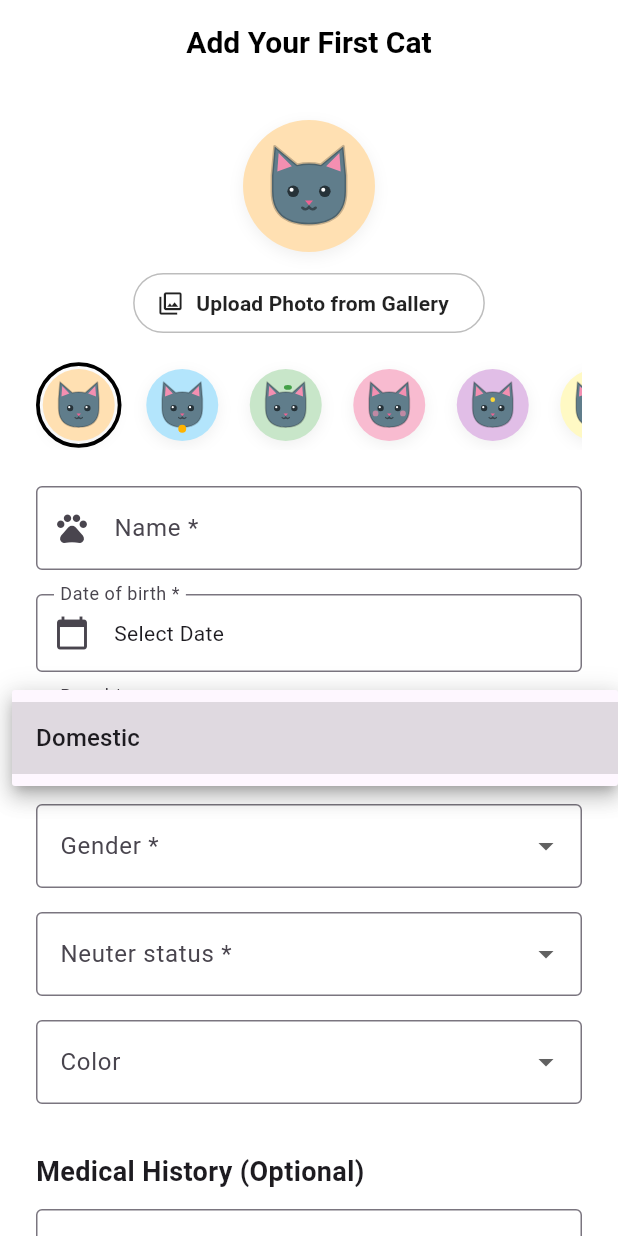
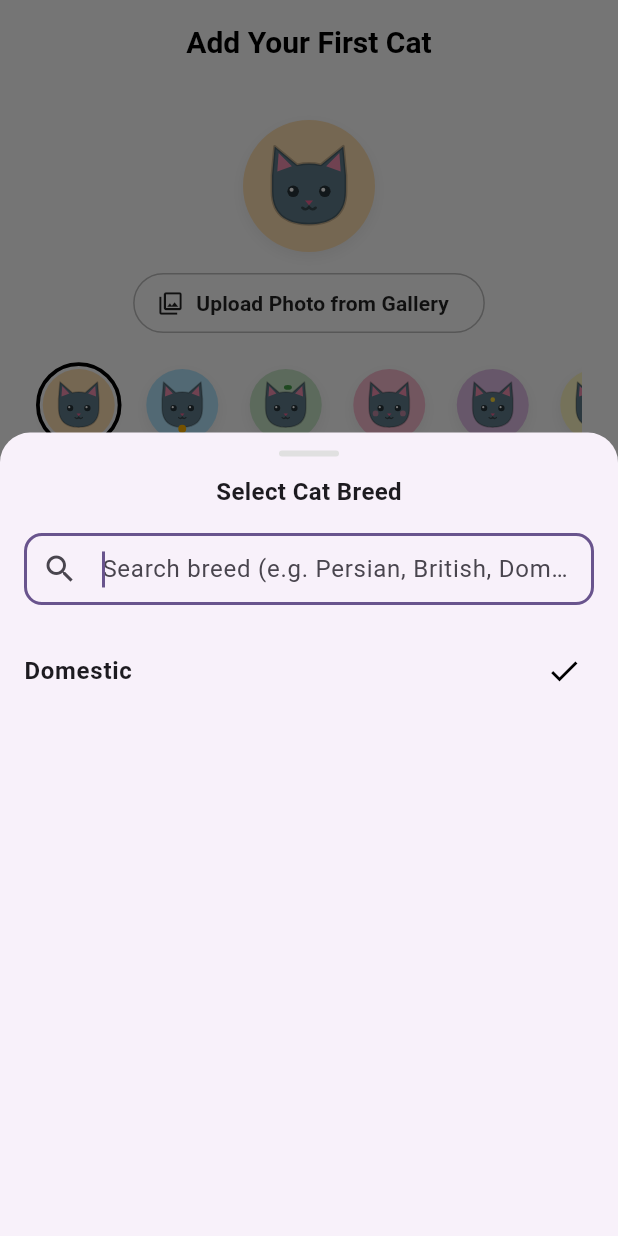
Before and after one commit to AliyahHaris183/kelompok-4-kelas-C-pemrograman_mobile, a Flutter app: the AddCatScreen screen opened by its route, after a tap on "Domestic", on a phone screen of 412 x 824 dp. Run offline on Flutter 3.47's test engine with Material 3 defaults, Android fonts, the phone set to English and light mode, and no system bars; our stand-ins replace cloud_firestore, firebase_auth, firebase_core, firebase_messaging, flutter_local_notifications, flutter_riverpod and 2 more; accounts and stored records are empty; network calls fail.

Commit message:
feat(cats): tambah search breed, sinkronisasi warna avatar.

```diff
--- a/project_akhir/catlendar/lib/features/cats/presentation/screens/add_cat_screen.dart
+++ b/project_akhir/catlendar/lib/features/cats/presentation/screens/add_cat_screen.dart
@@ -10,6 +10,7 @@ import 'package:catlendar/core/widgets/cat_avatar.dart';
 import 'package:catlendar/features/cats/data/models/cat.dart';
 import 'package:catlendar/features/cats/data/models/medical_history.dart';
 import 'package:catlendar/features/cats/presentation/providers/cat_providers.dart';
+import 'package:catlendar/features/cats/presentation/widgets/breed_picker_field.dart';
 
 class _PendingMedicalHistory {
   const _PendingMedicalHistory({
@@ -333,25 +334,12 @@ class _AddCatScreenState extends ConsumerState<AddCatScreen> {
                     if (_selectedBreed != null) _selectedBreed!,
                     ...breeds.map((b) => b.name),
                   }.toList();
-                  return DropdownButtonFormField<String>(
-                    initialValue: breedNames.contains(_selectedBreed)
+                  return BreedPickerField(
+                    selectedBreed: breedNames.contains(_selectedBreed)
                         ? _selectedBreed
                         : 'Domestic',
-                    decoration: const InputDecoration(
-                      labelText: 'Breed *',
-                      border: OutlineInputBorder(),
-                    ),
-                    items: breedNames
-                        .map(
-                          (name) => DropdownMenuItem<String>(
-                            value: name,
-                            child: Text(name),
-                          ),
-                        )
-                        .toList(),
+                    breedNames: breedNames,
                     onChanged: (val) => setState(() => _selectedBreed = val),
-                    validator: (val) =>
-                        val == null ? 'Breed is required' : null,
                   );
                 },
               ),
--- a/project_akhir/catlendar/lib/features/cats/presentation/screens/cat_profile_screen.dart
+++ b/project_akhir/catlendar/lib/features/cats/presentation/screens/cat_profile_screen.dart
@@ -49,8 +49,11 @@ class CatProfileScreen extends ConsumerWidget {
             child: Column(
               crossAxisAlignment: CrossAxisAlignment.center,
               children: [
-                // Menggunakan CatAvatar agar tidak crash saat avatarId = 'cat_1'
-                CatAvatar(avatarId: cat.avatarId, radius: 60),
+                CatAvatar(
+                  avatarId: cat.avatarId,
+                  catColor: cat.color,
+                  radius: 60,
+                ),
                 const SizedBox(height: 16),
 
                 Text(
--- /dev/null
+++ b/project_akhir/catlendar/lib/features/cats/presentation/widgets/breed_picker_field.dart
@@ -0,0 +1,191 @@
+import 'package:flutter/material.dart';
+
+class BreedPickerField extends StatelessWidget {
+  const BreedPickerField({
+    super.key,
+    required this.selectedBreed,
+    required this.breedNames,
+    required this.onChanged,
+  });
+
+  final String? selectedBreed;
+  final List<String> breedNames;
+  final ValueChanged<String> onChanged;
+
+  Future<void> _openSearchSheet(BuildContext context) async {
+    final picked = await showModalBottomSheet<String>(
+      context: context,
+      isScrollControlled: true,
+      shape: const RoundedRectangleBorder(
+        borderRadius: BorderRadius.vertical(top: Radius.circular(20)),
+      ),
+      builder: (ctx) => _BreedSearchSheet(
+        breedNames: breedNames,
+        selectedBreed: selectedBreed,
+      ),
+    );
+
+    if (picked != null) {
+      onChanged(picked);
+    }
+  }
+
+  @override
+  Widget build(BuildContext context) {
+    return FormField<String>(
+      initialValue: selectedBreed,
+      validator: (_) => (selectedBreed == null || selectedBreed!.trim().isEmpty)
+          ? 'Breed is required'
+          : null,
+      builder: (state) {
+        return InkWell(
+          onTap: () => _openSearchSheet(context),
+          child: InputDecorator(
+            decoration: InputDecoration(
+              labelText: 'Breed *',
+              border: const OutlineInputBorder(),
+              suffixIcon: const Icon(Icons.search),
+              errorText: state.errorText,
+            ),
+            child: Text(
+              selectedBreed ?? 'Select Breed',
+              style: TextStyle(
+                color:
+                    selectedBreed != null ? Colors.black87 : Colors.grey[600],
+              ),
+            ),
+          ),
+        );
+      },
+    );
+  }
+}
+
+class _BreedSearchSheet extends StatefulWidget {
+  const _BreedSearchSheet({
+    required this.breedNames,
+    required this.selectedBreed,
+  });
+
+  final List<String> breedNames;
+  final String? selectedBreed;
+
+  @override
+  State<_BreedSearchSheet> createState() => _BreedSearchSheetState();
+}
+
+class _BreedSearchSheetState extends State<_BreedSearchSheet> {
+  final TextEditingController _searchController = TextEditingController();
+  late List<String> _filteredBreeds;
+
+  @override
+  void initState() {
+    super.initState();
+    _filteredBreeds = widget.breedNames;
+  }
+
+  @override
+  void dispose() {
+    _searchController.dispose();
+    super.dispose();
+  }
+
+  void _filter(String query) {
+    final q = query.trim().toLowerCase();
+    setState(() {
+      if (q.isEmpty) {
+        _filteredBreeds = widget.breedNames;
+      } else {
+        _filteredBreeds = widget.breedNames
+            .where((b) => b.toLowerCase().contains(q))
+            .toList();
+      }
+    });
+  }
+
+  @override
+  Widget build(BuildContext context) {
+    return Padding(
+      padding: EdgeInsets.only(
+        bottom: MediaQuery.of(context).viewInsets.bottom,
+      ),
+      child: SizedBox(
+        height: MediaQuery.of(context).size.height * 0.65,
+        child: Column(
+          children: [
+            const SizedBox(height: 12),
+            Container(
+              width: 40,
+              height: 4,
+              decoration: BoxDecoration(
+                color: Colors.grey[300],
+                borderRadius: BorderRadius.circular(2),
+              ),
+            ),
+            const SizedBox(height: 12),
+            const Text(
+              'Select Cat Breed',
+              style: TextStyle(fontSize: 16, fontWeight: FontWeight.bold),
+            ),
+            Padding(
+              padding: const EdgeInsets.all(16),
+              child: TextField(
+                controller: _searchController,
+                autofocus: true,
+                onChanged: _filter,
+                decoration: InputDecoration(
+                  hintText: 'Search breed (e.g. Persian, British, Domestic)...',
+                  prefixIcon: const Icon(Icons.search),
+                  suffixIcon: _searchController.text.isNotEmpty
+                      ? IconButton(
+                          icon: const Icon(Icons.clear),
+                          onPressed: () {
+                            _searchController.clear();
+                            _filter('');
+                          },
+                        )
+                      : null,
+                  border: OutlineInputBorder(
+                    borderRadius: BorderRadius.circular(12),
+                  ),
+                  contentPadding: const EdgeInsets.symmetric(horizontal: 12),
+                ),
+              ),
+            ),
+            Expanded(
+              child: _filteredBreeds.isEmpty
+                  ? const Center(
+                      child: Text(
+                        'Ras kucing tidak ditemukan',
+                        style: TextStyle(color: Colors.grey),
+                      ),
+                    )
+                  : ListView.separated(
+                      itemCount: _filteredBreeds.length,
+                      separatorBuilder: (_, __) => const Divider(height: 1),
+                      itemBuilder: (context, index) {
+                        final breed = _filteredBreeds[index];
+                        final isSelected = breed == widget.selectedBreed;
+                        return ListTile(
+                          title: Text(
+                            breed,
+                            style: TextStyle(
+                              fontWeight: isSelected
+                                  ? FontWeight.bold
+                                  : FontWeight.normal,
+                            ),
+                          ),
+                          trailing: isSelected
+                              ? const Icon(Icons.check, color: Colors.black)
+                              : null,
+                          onTap: () => Navigator.pop(context, breed),
+                        );
+                      },
+                    ),
+            ),
+          ],
+        ),
+      ),
+    );
+  }
+}
```
Also changed, not shown: project_akhir/catlendar/lib/features/cats/presentation/screens/edit_cat_screen.dart (+4 -16 lines), project_akhir/catlendar/lib/features/cats/presentation/screens/home_screen.dart (+171 -190 lines).
